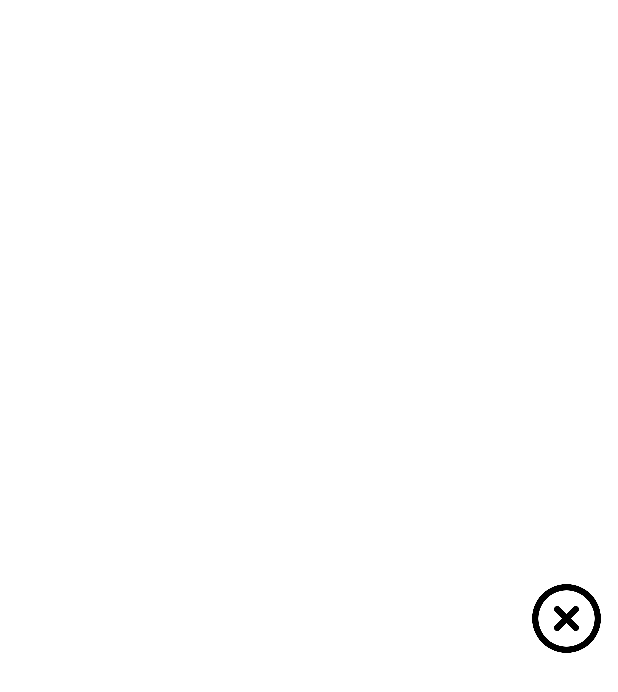
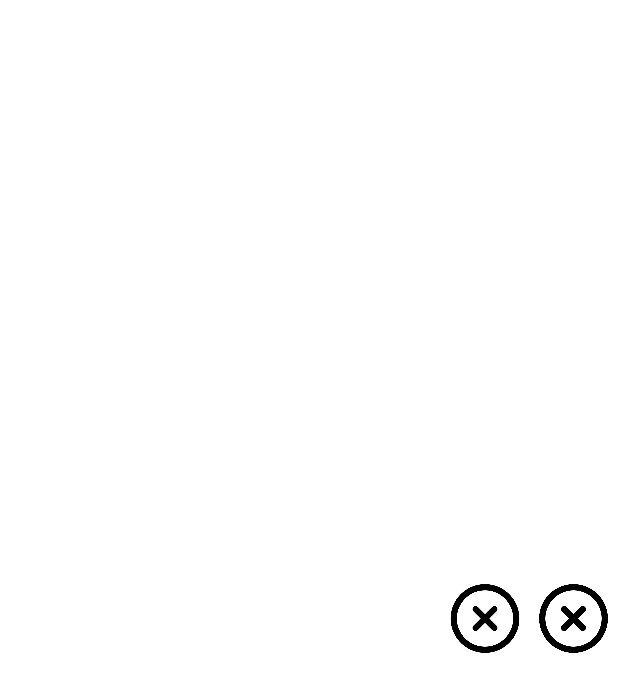
Before and after one commit to at2eindre/mandal, an Android app: the layout list_recyclerview_item.xml on its own in the app's theme, with its tools: preview values and no code run, on a phone screen of 412 x 824 dp. Shown: the top 692 px of the screen. Run offline under Robolectric (Android 15) with nearby library versions, the phone set to English and light mode, and no system bars.

Commit message:
보아라

```diff
--- a/app/src/main/res/layout/list_recyclerview_item.xml
+++ b/app/src/main/res/layout/list_recyclerview_item.xml
@@ -20,6 +20,12 @@
             android:textSize="20sp"/>
 
         <ImageView
+            android:id="@+id/change_list"
+            android:layout_width="0dp"
+            android:layout_height="match_parent"
+            android:layout_weight="1"
+            android:src="@drawable/close"/>
+        <ImageView
             android:id="@+id/delete_list"
             android:layout_width="0dp"
             android:layout_height="match_parent"
```
Also changed, not shown: app/src/main/java/com/example/mandalart/ListRecyclerViewAdapter.java (+13 -0 lines).
